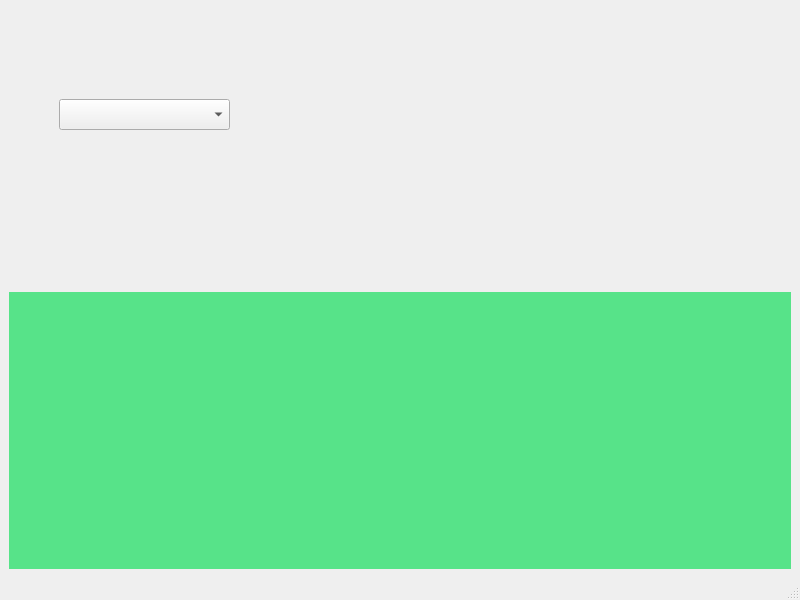
deviyan13/Labs2Sem, file LabWork_5/Task_1/mainwindow.ui: the form before one commit.
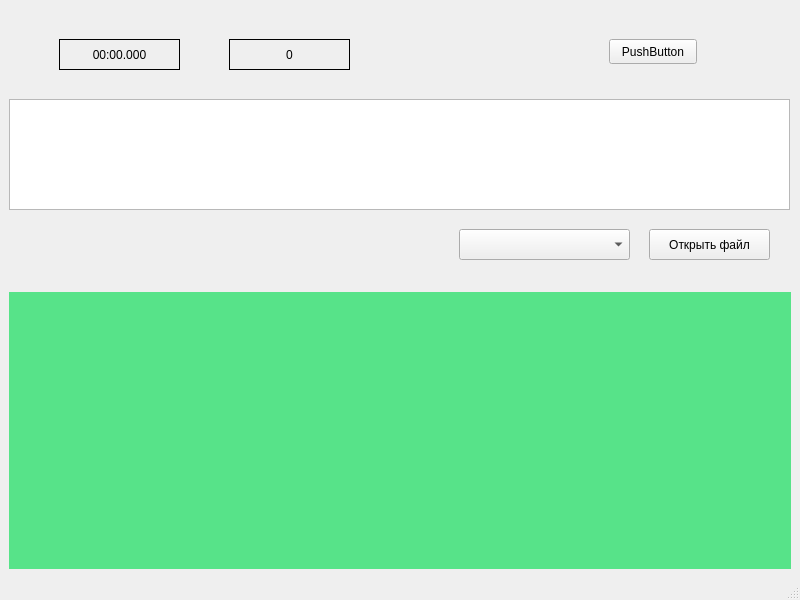
The form after the commit.

Diff of the .ui file:
```diff
--- a/LabWork_5/Task_1/mainwindow.ui
+++ b/LabWork_5/Task_1/mainwindow.ui
@@ -33,13 +33,98 @@
       <widget class="QComboBox" name="comboBox">
        <property name="geometry">
         <rect>
-         <x>50</x>
-         <y>90</y>
+         <x>450</x>
+         <y>220</y>
          <width>171</width>
          <height>31</height>
         </rect>
        </property>
       </widget>
+      <widget class="QWidget" name="verticalLayoutWidget">
+       <property name="geometry">
+        <rect>
+         <x>0</x>
+         <y>90</y>
+         <width>781</width>
+         <height>111</height>
+        </rect>
+       </property>
+       <layout class="QVBoxLayout" name="verticalLayout">
+        <item>
+         <widget class="QTextEdit" name="textEdit">
+          <property name="font">
+           <font>
+            <pointsize>16</pointsize>
+           </font>
+          </property>
+         </widget>
+        </item>
+       </layout>
+      </widget>
+      <widget class="QPushButton" name="openFileButton">
+       <property name="geometry">
+        <rect>
+         <x>640</x>
+         <y>220</y>
+         <width>121</width>
+         <height>31</height>
+        </rect>
+       </property>
+       <property name="text">
+        <string>Открыть файл</string>
+       </property>
+      </widget>
+      <widget class="QPushButton" name="beginButton">
+       <property name="geometry">
+        <rect>
+         <x>600</x>
+         <y>30</y>
+         <width>88</width>
+         <height>25</height>
+        </rect>
+       </property>
+       <property name="text">
+        <string>PushButton</string>
+       </property>
+      </widget>
+      <widget class="QLabel" name="labelTimer">
+       <property name="geometry">
+        <rect>
+         <x>50</x>
+         <y>30</y>
+         <width>121</width>
+         <height>31</height>
+        </rect>
+       </property>
+       <property name="frameShape">
+        <enum>QFrame::Box</enum>
+       </property>
+       <property name="text">
+        <string>00:00.000</string>
+       </property>
+       <property name="alignment">
+        <set>Qt::AlignCenter</set>
+       </property>
+      </widget>
+      <widget class="QLabel" name="labelWords">
+       <property name="geometry">
+        <rect>
+         <x>220</x>
+         <y>30</y>
+         <width>121</width>
+         <height>31</height>
+        </rect>
+       </property>
+       <property name="frameShape">
+        <enum>QFrame::Box</enum>
+       </property>
+       <property name="text">
+        <string>0</string>
+       </property>
+       <property name="alignment">
+        <set>Qt::AlignCenter</set>
+       </property>
+      </widget>
      </widget>
     </item>
    </layout>
```
